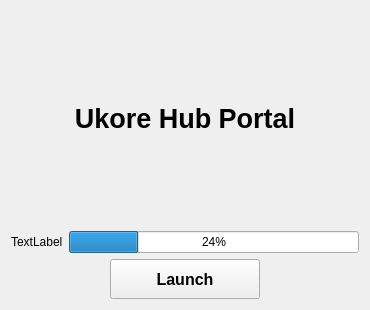
First picture: the form in portal/UkoreHubPortal.ui, repository tonmaiart/UkoreHubDev, before the edit.
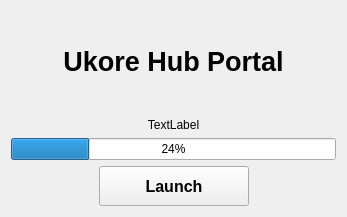
Second picture: the form after the edit.

```diff
--- a/portal/UkoreHubPortal.ui
+++ b/portal/UkoreHubPortal.ui
@@ -6,8 +6,8 @@
    <rect>
     <x>0</x>
     <y>0</y>
-    <width>370</width>
-    <height>310</height>
+    <width>347</width>
+    <height>217</height>
    </rect>
   </property>
   <property name="windowTitle">
@@ -27,7 +27,7 @@
        <property name="minimumSize">
         <size>
          <width>0</width>
-         <height>200</height>
+         <height>100</height>
         </size>
        </property>
        <property name="font">
@@ -46,14 +46,17 @@
       </widget>
      </item>
      <item>
-      <layout class="QHBoxLayout" name="horizontalLayout">
-       <item>
         <widget class="QLabel" name="label_loading_info">
          <property name="text">
           <string>TextLabel</string>
          </property>
-        </widget>
-       </item>
+       <property name="alignment">
+        <set>Qt::AlignCenter</set>
+       </property>
+      </widget>
+     </item>
+     <item>
+      <layout class="QHBoxLayout" name="horizontalLayout">
        <item>
         <widget class="QProgressBar" name="progressBar_loading">
          <property name="value">
```
Lines whose indentation alone changed are shown as unchanged.
